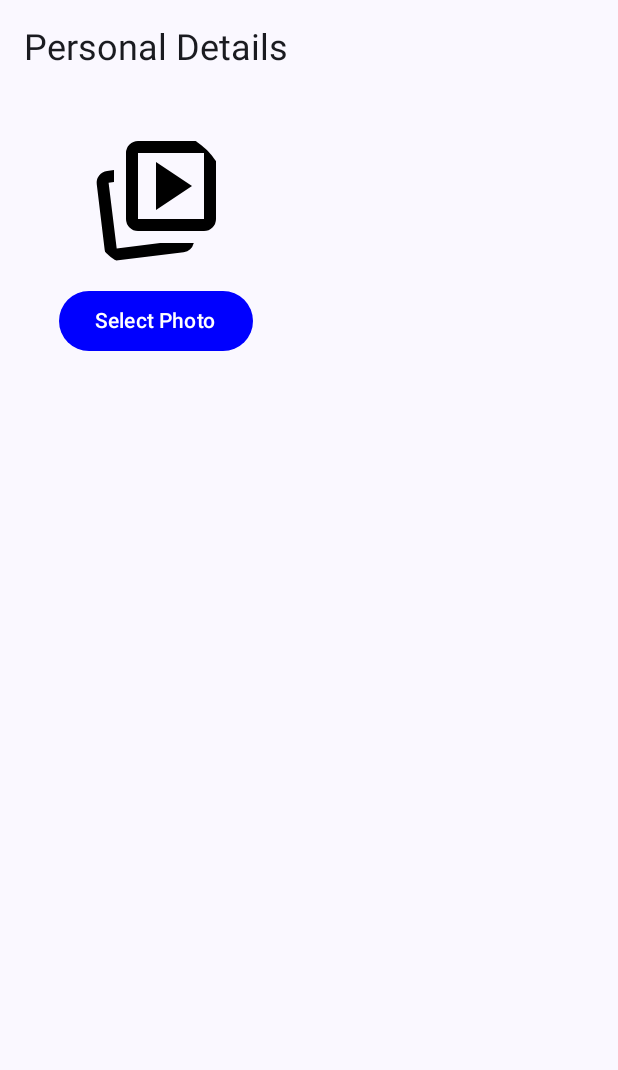
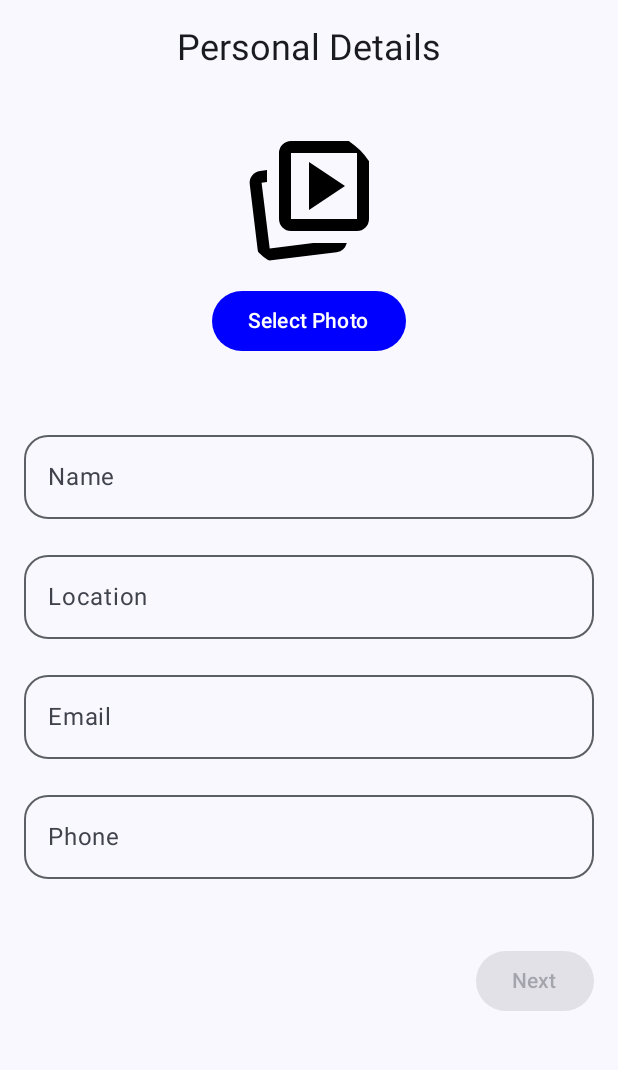
Before and after one commit to bigyanjabcap/buildingportfolioapp, an Android app built with Jetpack Compose: the screen it shows after launch (MainActivity), on a phone screen of 412 x 824 dp, the part 96-1166 px from its top. Run offline under Robolectric (Android 15) with nearby library versions, the phone set to English and light mode, and no system bars; our stand-ins replace Firebase (no records; nobody signed in at launch, a user with empty details on screens opened directly); pictures from the network do not load.

Commit message:
this is my project of day 11/2

```diff
--- a/app/src/main/java/com/example/myresumeapp/uiscreens/PersonalScreen.kt
+++ b/app/src/main/java/com/example/myresumeapp/uiscreens/PersonalScreen.kt
@@ -7,11 +7,13 @@ import androidx.activity.result.PickVisualMediaRequest
 import androidx.activity.result.contract.ActivityResultContracts
 import androidx.compose.foundation.layout.Arrangement
 import androidx.compose.foundation.layout.Column
+import androidx.compose.foundation.layout.Row
 import androidx.compose.foundation.layout.Spacer
 import androidx.compose.foundation.layout.fillMaxWidth
 import androidx.compose.foundation.layout.height
 import androidx.compose.foundation.layout.padding
 import androidx.compose.foundation.layout.size
+import androidx.compose.foundation.layout.width
 import androidx.compose.foundation.shape.CircleShape
 import androidx.compose.foundation.shape.RoundedCornerShape
 import androidx.compose.material3.Button
@@ -78,7 +80,7 @@ fun PersonalScreen(uiState: UiState,onNext:()-> Unit,onPhotoPicked:(Uri?)-> Unit
                 //this launches the photo gallery {
 
             }
-        }
+
             Spacer(Modifier.height(12.dp))
             OutlinedTextField(
                 value = uiState.resume.personal.name,
@@ -89,7 +91,8 @@ fun PersonalScreen(uiState: UiState,onNext:()-> Unit,onPhotoPicked:(Uri?)-> Unit
 
             OutlinedTextField(
                 value = uiState.resume.personal.location,
-            onValueChange = { onFieldChanged(null, null, null, it) }, label = { Text("Location") },
+                onValueChange = { onFieldChanged(null, null, null, it) },
+                label = { Text("Location") },
                 modifier = Modifier.fillMaxWidth(),
                 shape = RoundedCornerShape(16.dp)
             )
@@ -105,8 +108,16 @@ fun PersonalScreen(uiState: UiState,onNext:()-> Unit,onPhotoPicked:(Uri?)-> Unit
                 modifier = Modifier.fillMaxWidth(),
                 shape = RoundedCornerShape(16.dp)
             )
+            Spacer(Modifier.height(12.dp))
+            Row(modifier = Modifier.fillMaxWidth(), horizontalArrangement = Arrangement.End){
+Button(onClick = onNext, colors = ButtonDefaults.buttonColors(Color.Blue),
+    enabled = uiState.resume.personal.name.isNotEmpty() && uiState.resume.personal.email.isNotEmpty()) {
+    Text("Next")
 
+}
+            }
 
+        }
     }
 
 }
```
Lines whose indentation alone changed are shown as unchanged.
